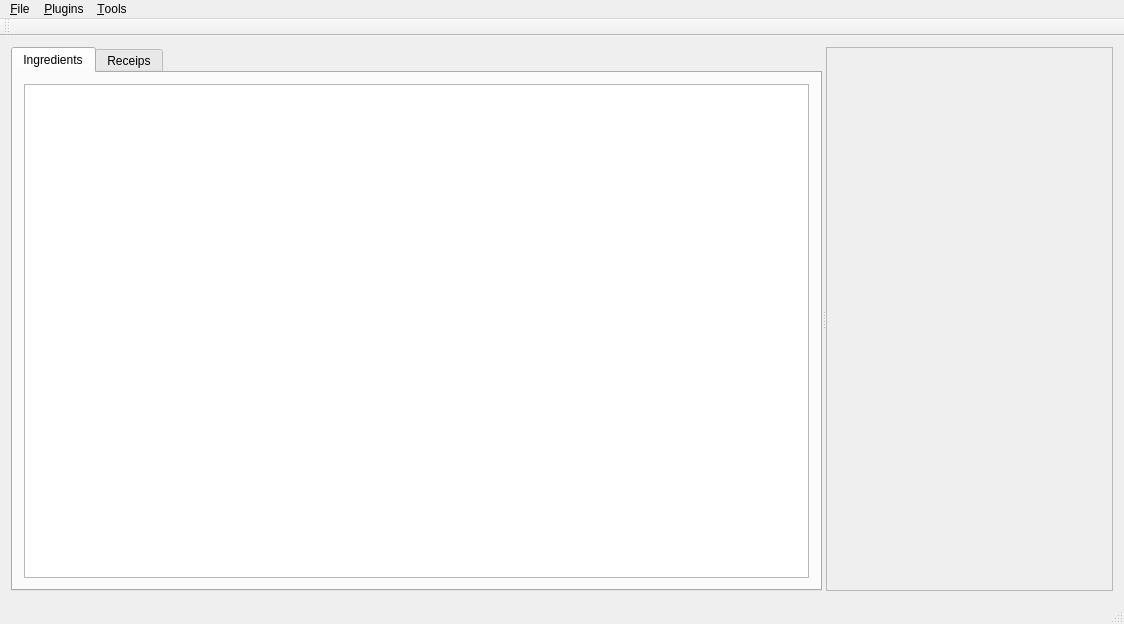
This is Kooky/cmainwindow.ui in birkeh/Kooky as Qt 5 draws it before an edit. The edited form follows.
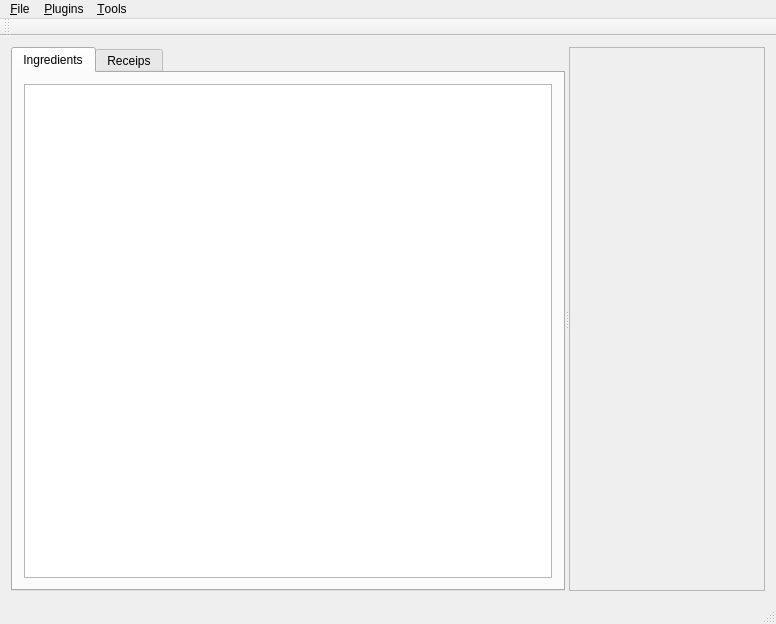
This is the edited form. Custom widgets are drawn as their Qt base class.

```diff
--- a/Kooky/cmainwindow.ui
+++ b/Kooky/cmainwindow.ui
@@ -6,7 +6,7 @@
    <rect>
     <x>0</x>
     <y>0</y>
-    <width>1124</width>
+    <width>776</width>
     <height>624</height>
    </rect>
   </property>
@@ -37,8 +37,11 @@
            <property name="editTriggers">
             <set>QAbstractItemView::NoEditTriggers</set>
            </property>
-           <attribute name="headerVisible">
+           <property name="headerHidden">
             <bool>false</bool>
+           </property>
+           <attribute name="headerVisible">
+            <bool>true</bool>
            </attribute>
           </widget>
          </item>
@@ -67,7 +70,7 @@
     <rect>
      <x>0</x>
      <y>0</y>
-     <width>1124</width>
+     <width>776</width>
      <height>21</height>
     </rect>
    </property>
```
Lines whose indentation alone changed are shown as unchanged.
